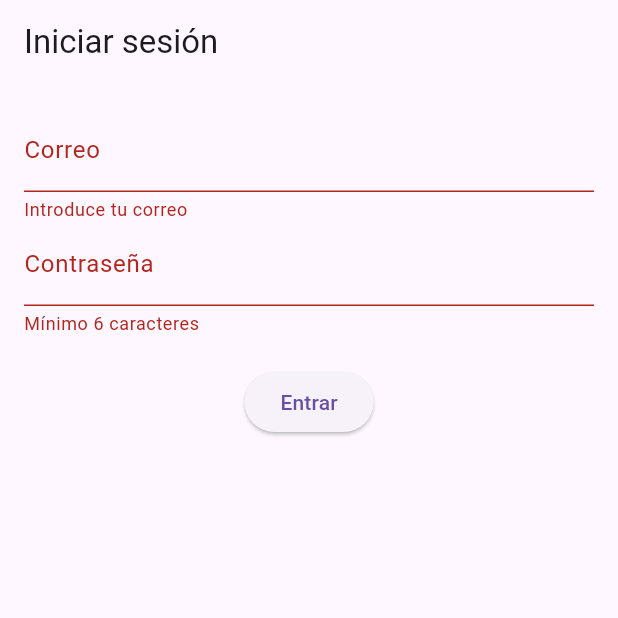
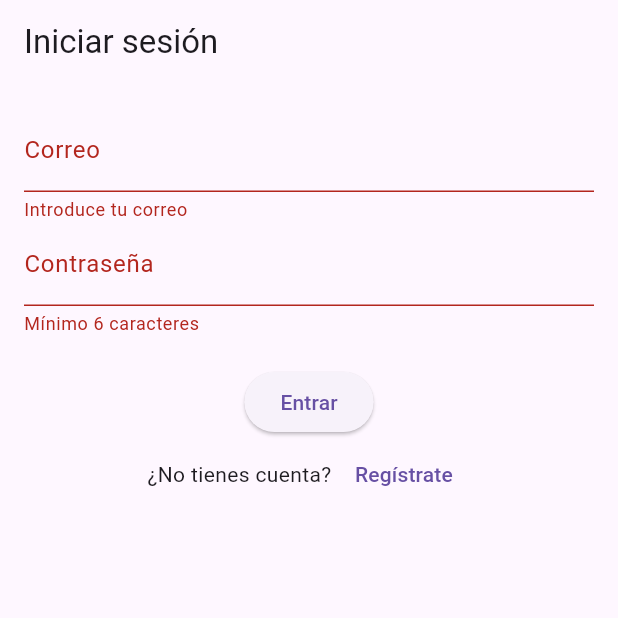
Before and after one commit to julenhb/beer_count, a Flutter app: the screen it shows after launch, after a tap on "Entrar", on a phone screen of 412 x 824 dp, the top half of it. Run offline on Flutter 3.47's test engine with Material 3 defaults, Android fonts, the phone set to English and light mode, and no system bars; our stand-ins replace cloud_firestore, firebase_auth, firebase_core; accounts and stored records are empty.

Commit message:
Perfeccionamiento de lógica de usuarios: Registro y Login conectados, navegación a pantalla de consumo (boceto)

```diff
--- a/lib/features/auth/screens/auth_gate.dart
+++ b/lib/features/auth/screens/auth_gate.dart
@@ -1,4 +1,5 @@
 import 'package:beer_count/features/auth/screens/login_screen.dart';
+import 'package:beer_count/features/consumicion/screens/consumo_screen.dart';
 import 'package:firebase_auth/firebase_auth.dart';
 import 'package:flutter/material.dart';
 
@@ -14,7 +15,7 @@ class AuthGate extends StatelessWidget {
       return const LoginScreen();
     } else {
       // Tengo una sesión activa, voy a la pantalla principal
-      return const Placeholder(); // De momento voy a utilizar el placeholder hasta que cree la pantalla de consumo
+      return const ConsumoScreen(); // De momento voy a utilizar esto hasta que cree la pantalla de consumo
     }
   }
 }
--- a/lib/features/auth/screens/login_screen.dart
+++ b/lib/features/auth/screens/login_screen.dart
@@ -1,3 +1,6 @@
+import 'package:beer_count/features/auth/screens/auth_gate.dart';
+import 'package:beer_count/features/auth/screens/registro_screen.dart';
+import 'package:beer_count/features/consumicion/screens/consumo_screen.dart';
 import 'package:firebase_auth/firebase_auth.dart';
 import 'package:flutter/material.dart';
 
@@ -38,6 +41,10 @@ class LoginScreenState extends State<LoginScreen> {
           .showSnackBar(const SnackBar(content: Text("Bienvenido!")));
 
       // TODO: Aquí es donde hay que meter la lógica para, después del logueo, navegar a la panalla "principal"
+      Navigator.pushReplacement(
+        context,
+        MaterialPageRoute(builder: (_) => const ConsumoScreen()),
+      );
     } on FirebaseAuthException catch (e) {
       setState(() {
         sError = e.message;
@@ -95,6 +102,21 @@ class LoginScreenState extends State<LoginScreen> {
                   child:
                       Text(sError!, style: const TextStyle(color: Colors.red)),
                 ),
+              Row(
+                mainAxisAlignment: MainAxisAlignment.center,
+                children: [
+                  const Text("¿No tienes cuenta? "),
+                  TextButton(
+                    onPressed: () {
+                      Navigator.pushReplacement(
+                        context,
+                        MaterialPageRoute(builder: (_) => RegistroScreen()),
+                      );
+                    },
+                    child: const Text("Regístrate"),
+                  ),
+                ],
+              ),
             ],
           ),
         ),
```
Also changed, not shown: lib/features/auth/screens/registro_screen.dart (+16 -0 lines), lib/features/consumicion/screens/consumo_screen.dart (added, +32 -0 lines).
